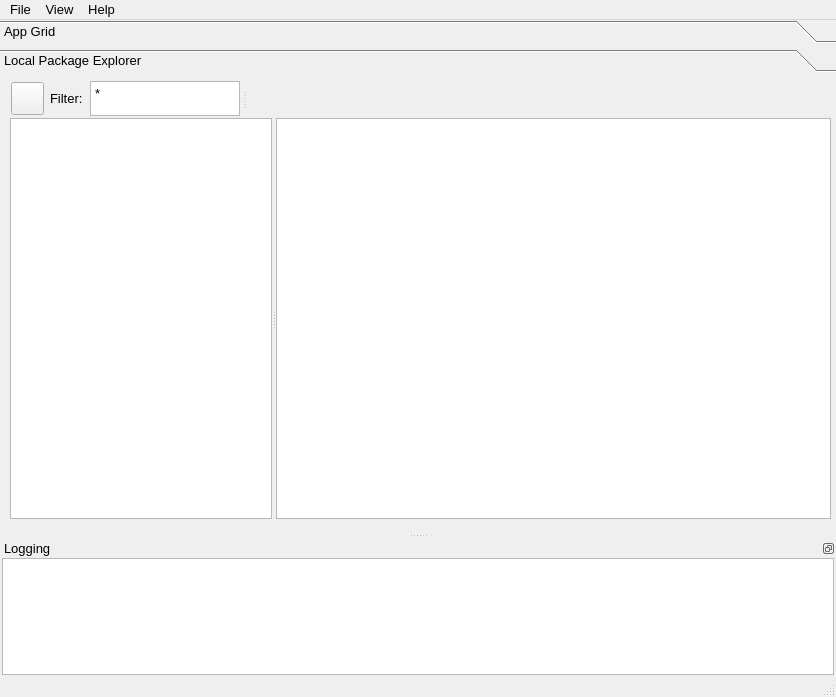
Above: src/conan_app_launcher/ui/main.ui from goszpeti/conan_explorer before the change. Below: the same form after it.
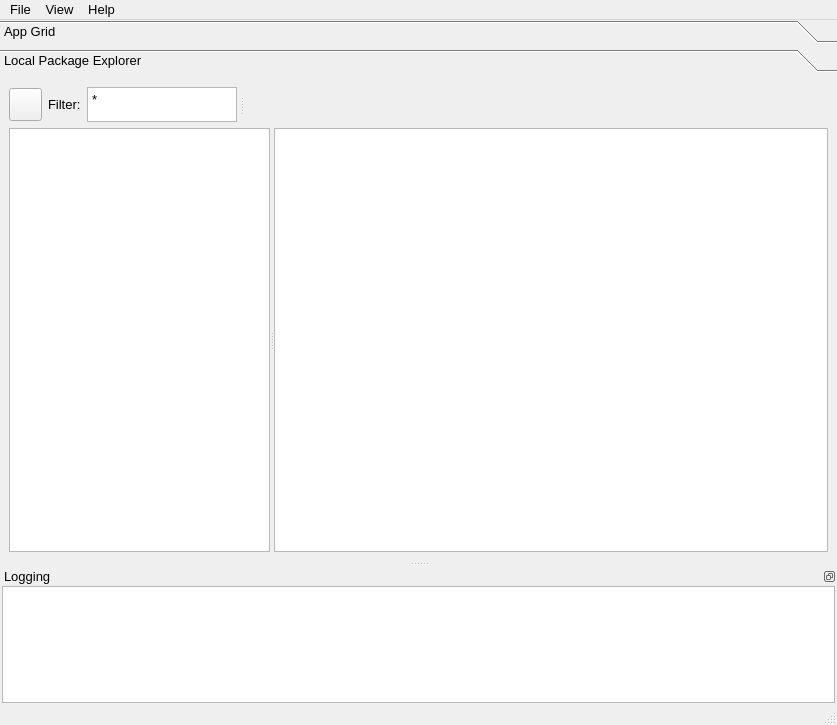
That is the form after the change. The open tabs and pages were chosen to show the change. Icons and pictures are not drawn.

Commit message: Windows is now resizeable, minor fixes

What changed in the file:
```diff
--- a/src/conan_app_launcher/ui/main.ui
+++ b/src/conan_app_launcher/ui/main.ui
@@ -6,17 +6,17 @@
    <rect>
     <x>0</x>
     <y>0</y>
-    <width>836</width>
-    <height>697</height>
+    <width>837</width>
+    <height>725</height>
    </rect>
   </property>
   <property name="sizePolicy">
-   <sizepolicy hsizetype="Fixed" vsizetype="Fixed">
-    <horstretch>0</horstretch>
-    <verstretch>0</verstretch>
+   <sizepolicy hsizetype="Preferred" vsizetype="Preferred">
+    <horstretch>1</horstretch>
+    <verstretch>1</verstretch>
    </sizepolicy>
   </property>
-  <property name="maximumSize">
+  <property name="minimumSize">
    <size>
     <width>836</width>
     <height>697</height>
@@ -46,8 +46,8 @@
   <widget class="QWidget" name="centralwidget">
    <property name="sizePolicy">
     <sizepolicy hsizetype="Expanding" vsizetype="Expanding">
-     <horstretch>0</horstretch>
-     <verstretch>0</verstretch>
+     <horstretch>1</horstretch>
+     <verstretch>1</verstretch>
     </sizepolicy>
    </property>
    <layout class="QVBoxLayout" name="verticalLayout" stretch="0">
@@ -65,6 +65,12 @@
     </property>
     <item>
      <widget class="QToolBox" name="main_toolbox">
+      <property name="sizePolicy">
+       <sizepolicy hsizetype="Preferred" vsizetype="Preferred">
+        <horstretch>1</horstretch>
+        <verstretch>1</verstretch>
+       </sizepolicy>
+      </property>
       <widget class="QWidget" name="toolbox_page_app_grid">
        <property name="geometry">
         <rect>
@@ -430,121 +436,31 @@
         <rect>
          <x>0</x>
          <y>0</y>
-         <width>836</width>
-         <height>446</height>
+         <width>837</width>
+         <height>443</height>
         </rect>
        </property>
+       <property name="sizePolicy">
+        <sizepolicy hsizetype="Preferred" vsizetype="Preferred">
+         <horstretch>1</horstretch>
+         <verstretch>1</verstretch>
+        </sizepolicy>
+       </property>
        <attribute name="label">
         <string>Local Package Explorer</string>
        </attribute>
-       <widget class="QSplitter" name="splitter">
-        <property name="geometry">
-         <rect>
-          <x>10</x>
-          <y>40</y>
-          <width>821</width>
-          <height>401</height>
-         </rect>
-        </property>
-        <property name="sizePolicy">
-         <sizepolicy hsizetype="Preferred" vsizetype="Preferred">
-          <horstretch>0</horstretch>
-          <verstretch>0</verstretch>
-         </sizepolicy>
-        </property>
-        <property name="orientation">
-         <enum>Qt::Horizontal</enum>
-        </property>
-        <property name="childrenCollapsible">
-         <bool>false</bool>
-        </property>
-        <widget class="QTreeView" name="package_select_view">
-         <property name="sizePolicy">
-          <sizepolicy hsizetype="Preferred" vsizetype="Expanding">
-           <horstretch>1</horstretch>
-           <verstretch>0</verstretch>
-          </sizepolicy>
-         </property>
-         <property name="minimumSize">
-          <size>
-           <width>100</width>
-           <height>0</height>
-          </size>
-         </property>
-         <property name="baseSize">
-          <size>
-           <width>0</width>
-           <height>0</height>
-          </size>
-         </property>
-         <property name="sizeAdjustPolicy">
-          <enum>QAbstractScrollArea::AdjustToContentsOnFirstShow</enum>
-         </property>
-         <property name="indentation">
-          <number>10</number>
-         </property>
-         <property name="sortingEnabled">
-          <bool>true</bool>
-         </property>
-         <property name="animated">
-          <bool>true</bool>
-         </property>
-         <property name="headerHidden">
-          <bool>true</bool>
-         </property>
-         <attribute name="headerVisible">
-          <bool>false</bool>
-         </attribute>
-        </widget>
-        <widget class="QTreeView" name="package_file_view">
-         <property name="sizePolicy">
-          <sizepolicy hsizetype="Preferred" vsizetype="Expanding">
-           <horstretch>2</horstretch>
-           <verstretch>0</verstretch>
-          </sizepolicy>
-         </property>
-         <property name="minimumSize">
-          <size>
-           <width>100</width>
-           <height>0</height>
-          </size>
-         </property>
-         <property name="sizeAdjustPolicy">
-          <enum>QAbstractScrollArea::AdjustToContents</enum>
-         </property>
-         <property name="dragDropMode">
-          <enum>QAbstractItemView::DragDrop</enum>
-         </property>
-         <property name="defaultDropAction">
-          <enum>Qt::TargetMoveAction</enum>
-         </property>
-         <property name="indentation">
-          <number>15</number>
-         </property>
-         <property name="itemsExpandable">
-          <bool>true</bool>
-         </property>
-         <property name="sortingEnabled">
-          <bool>true</bool>
-         </property>
-         <property name="animated">
-          <bool>true</bool>
-         </property>
-        </widget>
-       </widget>
+       <layout class="QVBoxLayout" name="verticalLayout_2">
+        <item>
+         <layout class="QHBoxLayout" name="horizontalLayout">
+          <property name="sizeConstraint">
+           <enum>QLayout::SetNoConstraint</enum>
+          </property>
+          <item>
        <widget class="QPushButton" name="refresh_button">
-        <property name="geometry">
-         <rect>
-          <x>11</x>
-          <y>4</y>
-          <width>33</width>
-          <height>33</height>
-         </rect>
-        </property>
         <property name="sizePolicy">
          <sizepolicy hsizetype="Fixed" vsizetype="Fixed">
-          <horstretch>0</horstretch>
-          <verstretch>0</verstretch>
+              <horstretch>1</horstretch>
+              <verstretch>1</verstretch>
          </sizepolicy>
         </property>
         <property name="minimumSize">
@@ -566,19 +482,13 @@
          <string/>
         </property>
        </widget>
+          </item>
+          <item>
        <widget class="QLabel" name="package_filter_label">
-        <property name="geometry">
-         <rect>
-          <x>50</x>
-          <y>3</y>
-          <width>34</width>
-          <height>35</height>
-         </rect>
-        </property>
         <property name="sizePolicy">
          <sizepolicy hsizetype="Fixed" vsizetype="Preferred">
-          <horstretch>0</horstretch>
-          <verstretch>0</verstretch>
+              <horstretch>1</horstretch>
+              <verstretch>1</verstretch>
          </sizepolicy>
         </property>
         <property name="minimumSize">
@@ -597,14 +507,14 @@
          <string>Filter:</string>
         </property>
        </widget>
+          </item>
+          <item>
        <widget class="QSplitter" name="splitter_filter">
-        <property name="geometry">
-         <rect>
-          <x>90</x>
-          <y>3</y>
-          <width>731</width>
-          <height>35</height>
-         </rect>
+            <property name="sizePolicy">
+             <sizepolicy hsizetype="Expanding" vsizetype="Preferred">
+              <horstretch>1</horstretch>
+              <verstretch>1</verstretch>
+             </sizepolicy>
         </property>
         <property name="orientation">
          <enum>Qt::Horizontal</enum>
@@ -621,8 +531,8 @@
          </property>
          <property name="sizePolicy">
           <sizepolicy hsizetype="Preferred" vsizetype="Minimum">
-           <horstretch>0</horstretch>
-           <verstretch>0</verstretch>
+               <horstretch>1</horstretch>
+               <verstretch>1</verstretch>
           </sizepolicy>
          </property>
          <property name="minimumSize">
@@ -655,7 +565,7 @@
          <property name="sizePolicy">
           <sizepolicy hsizetype="Preferred" vsizetype="Fixed">
            <horstretch>5</horstretch>
-           <verstretch>0</verstretch>
+               <verstretch>1</verstretch>
           </sizepolicy>
          </property>
          <property name="minimumSize">
@@ -696,6 +606,99 @@
          </property>
         </widget>
        </widget>
+          </item>
+         </layout>
+        </item>
+        <item>
+         <widget class="QSplitter" name="splitter">
+          <property name="sizePolicy">
+           <sizepolicy hsizetype="Preferred" vsizetype="Preferred">
+            <horstretch>0</horstretch>
+            <verstretch>0</verstretch>
+           </sizepolicy>
+          </property>
+          <property name="orientation">
+           <enum>Qt::Horizontal</enum>
+          </property>
+          <property name="childrenCollapsible">
+           <bool>false</bool>
+          </property>
+          <widget class="QTreeView" name="package_select_view">
+           <property name="sizePolicy">
+            <sizepolicy hsizetype="Preferred" vsizetype="Expanding">
+             <horstretch>1</horstretch>
+             <verstretch>1</verstretch>
+            </sizepolicy>
+           </property>
+           <property name="minimumSize">
+            <size>
+             <width>100</width>
+             <height>0</height>
+            </size>
+           </property>
+           <property name="baseSize">
+            <size>
+             <width>0</width>
+             <height>0</height>
+            </size>
+           </property>
+           <property name="sizeAdjustPolicy">
+            <enum>QAbstractScrollArea::AdjustToContentsOnFirstShow</enum>
+           </property>
+           <property name="indentation">
+            <number>10</number>
+           </property>
+           <property name="sortingEnabled">
+            <bool>true</bool>
+           </property>
+           <property name="animated">
+            <bool>true</bool>
+           </property>
+           <property name="headerHidden">
+            <bool>true</bool>
+           </property>
+           <attribute name="headerVisible">
+            <bool>false</bool>
+           </attribute>
+          </widget>
+          <widget class="QTreeView" name="package_file_view">
+           <property name="sizePolicy">
+            <sizepolicy hsizetype="Preferred" vsizetype="Expanding">
+             <horstretch>2</horstretch>
+             <verstretch>1</verstretch>
+            </sizepolicy>
+           </property>
+           <property name="minimumSize">
+            <size>
+             <width>100</width>
+             <height>0</height>
+            </size>
+           </property>
+           <property name="sizeAdjustPolicy">
+            <enum>QAbstractScrollArea::AdjustToContents</enum>
+           </property>
+           <property name="dragDropMode">
+            <enum>QAbstractItemView::DragDrop</enum>
+           </property>
+           <property name="defaultDropAction">
+            <enum>Qt::TargetMoveAction</enum>
+           </property>
+           <property name="indentation">
+            <number>15</number>
+           </property>
+           <property name="itemsExpandable">
+            <bool>true</bool>
+           </property>
+           <property name="sortingEnabled">
+            <bool>true</bool>
+           </property>
+           <property name="animated">
+            <bool>true</bool>
+           </property>
+          </widget>
+         </widget>
+        </item>
+       </layout>
       </widget>
      </widget>
     </item>
@@ -706,8 +709,8 @@
     <rect>
      <x>0</x>
      <y>0</y>
-     <width>836</width>
-     <height>24</height>
+     <width>837</width>
+     <height>29</height>
     </rect>
    </property>
    <widget class="QMenu" name="menu_help">
```
Left out of the diff: 7 changed lines with no effect on the pictures. Lines whose indentation alone changed are shown as unchanged. The commit also changes 5 other files.
